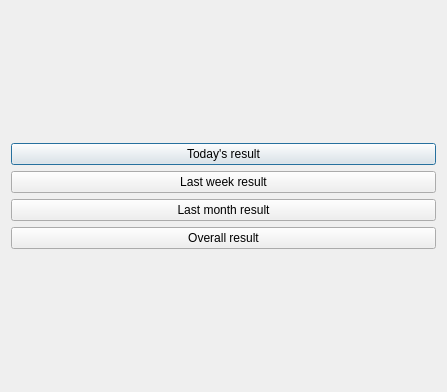
Before: the Qt Designer form Learn_Words_App_0_0_1/userstats.ui in Sautenko-Andrey/learn_words_app, drawn with Qt 5.
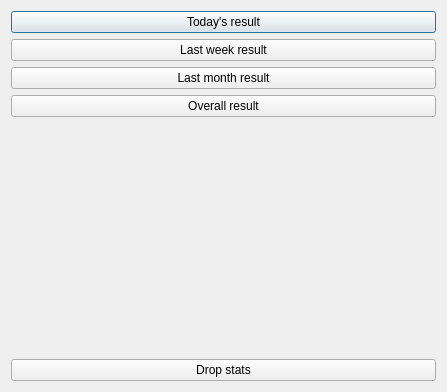
After: the same form once the commit is applied.

The edit to the form file:
```diff
--- a/Learn_Words_App_0_0_1/userstats.ui
+++ b/Learn_Words_App_0_0_1/userstats.ui
@@ -56,6 +56,29 @@
        </property>
       </widget>
      </item>
+     <item>
+      <spacer name="verticalSpacer">
+       <property name="orientation">
+        <enum>Qt::Vertical</enum>
+       </property>
+       <property name="sizeHint" stdset="0">
+        <size>
+         <width>20</width>
+         <height>40</height>
+        </size>
+       </property>
+      </spacer>
+     </item>
+     <item>
+      <widget class="QPushButton" name="dropStatsButton">
+       <property name="text">
+        <string>Drop stats</string>
+       </property>
+       <property name="shortcut">
+        <string>Ctrl+D</string>
+       </property>
+      </widget>
+     </item>
     </layout>
    </item>
   </layout>
```
